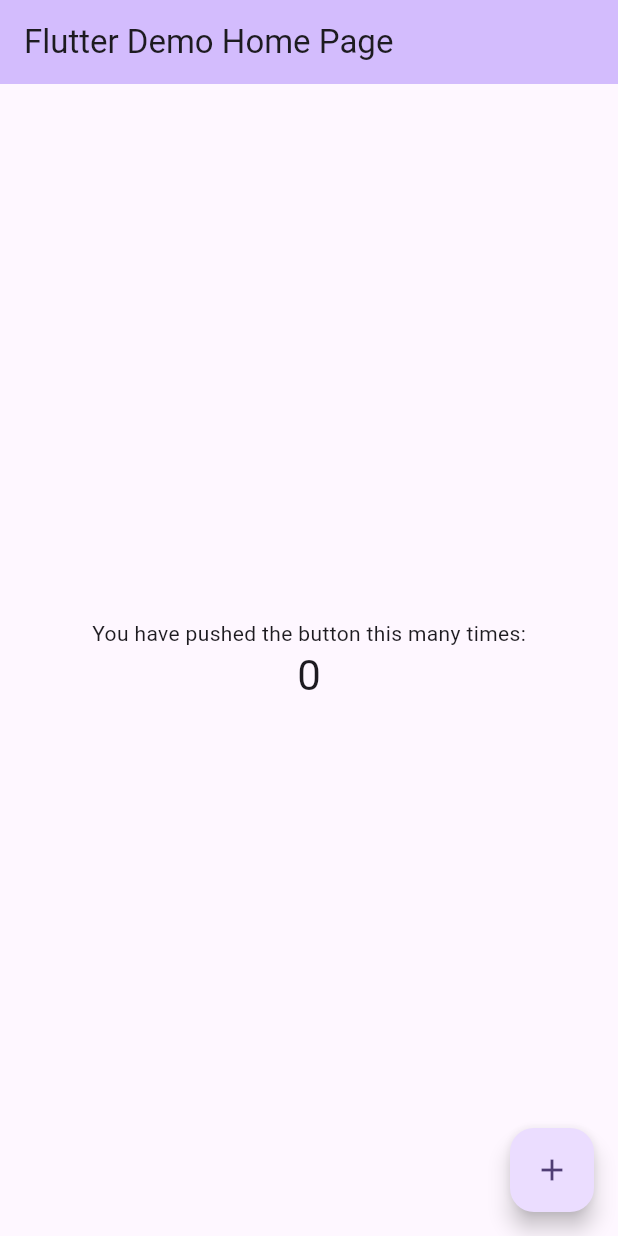
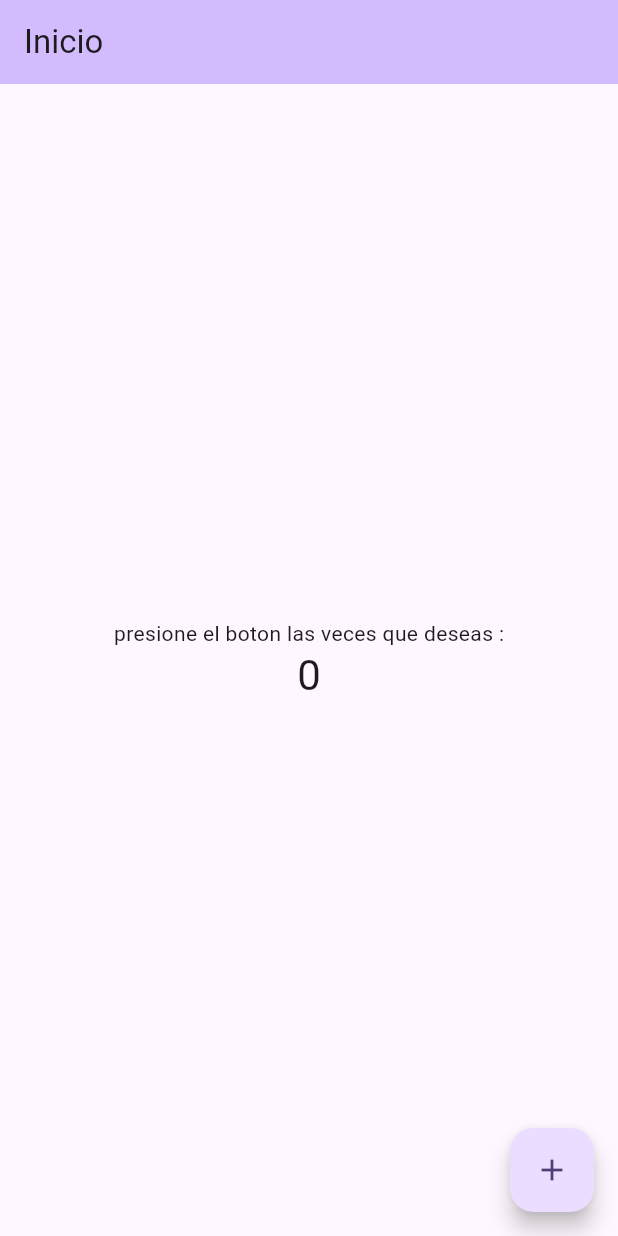
Before and after one commit to valentinamosquera/flutter_aplication, a Flutter app: the screen it shows after launch, on a phone screen of 412 x 824 dp. Run offline on Flutter 3.47's test engine with Material 2 defaults, Android fonts, the phone set to English and light mode, and no system bars.

Commit message:
Cambios de texto en main.dart

```diff
--- a/flutter_application_1/lib/main.dart
+++ b/flutter_application_1/lib/main.dart
@@ -11,6 +11,7 @@ class MyApp extends StatelessWidget {
   @override
   Widget build(BuildContext context) {
     return MaterialApp(
+      debugShowCheckedModeBanner: false,
       title: 'Flutter Demo',
       theme: ThemeData(
         // This is the theme of your application.
@@ -31,7 +32,7 @@ class MyApp extends StatelessWidget {
         colorScheme: ColorScheme.fromSeed(seedColor: Colors.deepPurple),
         useMaterial3: true,
       ),
-      home: const MyHomePage(title: 'Flutter Demo Home Page'),
+      home: const MyHomePage(title: 'Inicio'),
     );
   }
 }
@@ -106,7 +107,7 @@ class _MyHomePageState extends State<MyHomePage> {
           mainAxisAlignment: MainAxisAlignment.center,
           children: <Widget>[
             const Text(
-              'You have pushed the button this many times:',
+              'presione el boton las veces que deseas :',
             ),
             Text(
               '$_counter',
```
